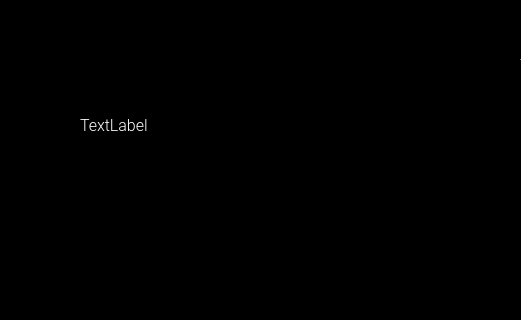
Before: the Qt Designer form MirrorUI/form.ui in tbs1-project-alpha/smart-mirror, drawn with Qt 5; both pictures show x 370 to 891 and y 215 to 535 of the 1280 by 720 pixel window.
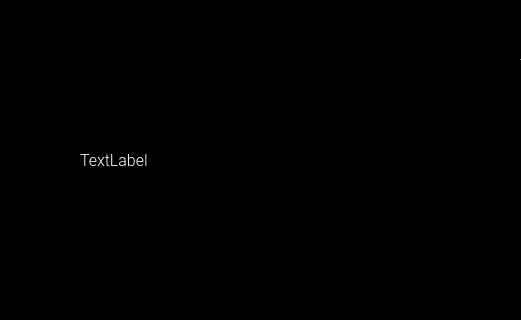
After: the same form once the commit is applied.

```diff
--- a/MirrorUI/form.ui
+++ b/MirrorUI/form.ui
@@ -53,8 +53,8 @@
     <rect>
      <x>450</x>
      <y>300</y>
-     <width>211</width>
-     <height>81</height>
+     <width>361</width>
+     <height>151</height>
     </rect>
    </property>
    <property name="styleSheet">
```
